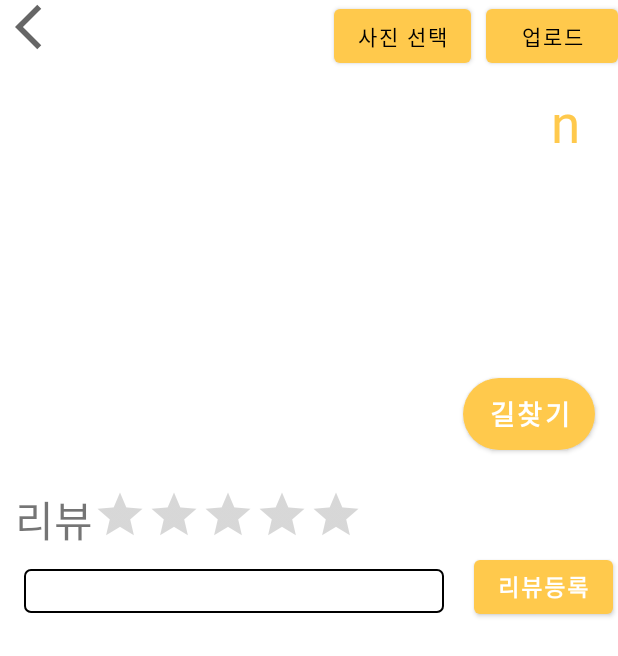
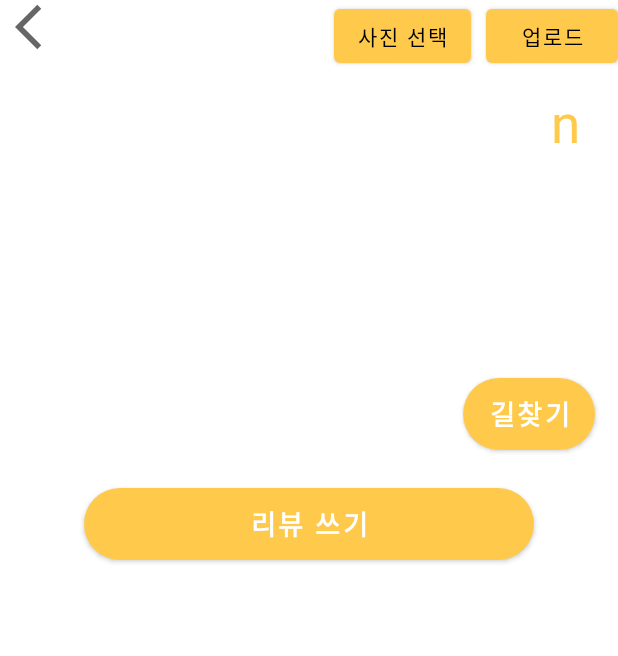
Before and after one commit to changkiyun/ProjectPickALunch, an Android app: the Sickdang_Jeongbo screen opened directly, with no data from a screen before it, on a phone screen of 412 x 824 dp. Shown: the top 656 px of the screen. Run offline under Robolectric (Android 15) with nearby library versions, the phone set to English and light mode, and no system bars; our stand-ins replace Firebase (no records; nobody signed in at launch, a user with empty details on screens opened directly); libraries missing offline, so code that uses them is left out: net.daum.mf; 4 statements that could not run were skipped.

Commit message:
리뷰 관련 xml

```diff
--- a/app/src/main/res/layout/sicdangjeongbo.xml
+++ b/app/src/main/res/layout/sicdangjeongbo.xml
@@ -63,6 +63,16 @@
 
     </androidx.constraintlayout.widget.ConstraintLayout>
 
+    <ScrollView
+        android:layout_width="match_parent"
+        android:layout_height="wrap_content"
+        app:layout_constraintTop_toBottomOf="@id/title_constraint"
+        >
+
+        <androidx.constraintlayout.widget.ConstraintLayout
+            android:layout_width="match_parent"
+            android:layout_height="wrap_content"
+            app:layout_constraintTop_toTopOf="parent">
 
             <androidx.recyclerview.widget.RecyclerView
                 android:id="@+id/recycler_view"
@@ -70,9 +80,7 @@
                 android:layout_height="wrap_content"
                 android:scrollbars="horizontal"
                 android:scrollbarFadeDuration="@integer/material_motion_duration_short_1"
-        app:layout_constraintLeft_toLeftOf="parent"
-        app:layout_constraintRight_toRightOf="parent"
-        app:layout_constraintTop_toBottomOf="@id/title_constraint" />
+                app:layout_constraintTop_toTopOf="parent"/>
 
             <LinearLayout
                 android:id="@+id/Lin1"
@@ -123,24 +131,49 @@
                     android:id="@+id/mapTest"
                     android:layout_width="wrap_content"
                     android:layout_height="wrap_content"
-
                     android:layout_alignParentRight="true"
                     android:layout_alignParentBottom="true"
-
                     android:layout_marginRight="15sp"
                     android:layout_marginBottom="15sp"
                     android:background="@drawable/button_round_hard"
                     android:text="길찾기"
                     android:textColor="@color/white"
-
                     android:textSize="18sp"
                     android:textStyle="bold"
-
                     />
             </RelativeLayout>
 
+            <Button
+                android:id="@+id/new_review_btn"
+                android:layout_width="300sp"
+                android:layout_height="wrap_content"
+                android:background="@drawable/button_round_hard"
+                android:layout_margin="10sp"
+                android:text="리뷰 쓰기"
+                android:textColor="@color/white"
+                android:textSize="18sp"
+                android:textStyle="bold"
+                app:layout_constraintTop_toBottomOf="@id/kakaoMapView"
+                app:layout_constraintLeft_toLeftOf="parent"
+                app:layout_constraintRight_toRightOf="parent"
+                />
 
-    <LinearLayout
+            <androidx.recyclerview.widget.RecyclerView
+                android:layout_marginTop="10sp"
+                android:id="@+id/reviewRecyclerView"
+                android:layout_width="match_parent"
+                android:layout_height="wrap_content"
+                app:layout_constraintTop_toBottomOf="@id/new_review_btn"
+                />
+
+        </androidx.constraintlayout.widget.ConstraintLayout>
+    </ScrollView>
+
+
+
+
+
+    <!--<LinearLayout
         android:id="@+id/Lin2"
         android:layout_width="match_parent"
         android:layout_height="wrap_content"
@@ -222,7 +255,7 @@
         android:layout_width="wrap_content"
         android:layout_height="wrap_content"
         android:orientation="horizontal"
-        app:layout_constraintGuide_end="691dp" />
+        app:layout_constraintGuide_end="691dp" />-->
 
 
 
```
Also changed, not shown: app/src/main/res/layout/full_review.xml (added, +108 -0 lines), app/src/main/res/layout/review_item.xml (added, +68 -0 lines). Lines whose indentation alone changed are shown as unchanged.
